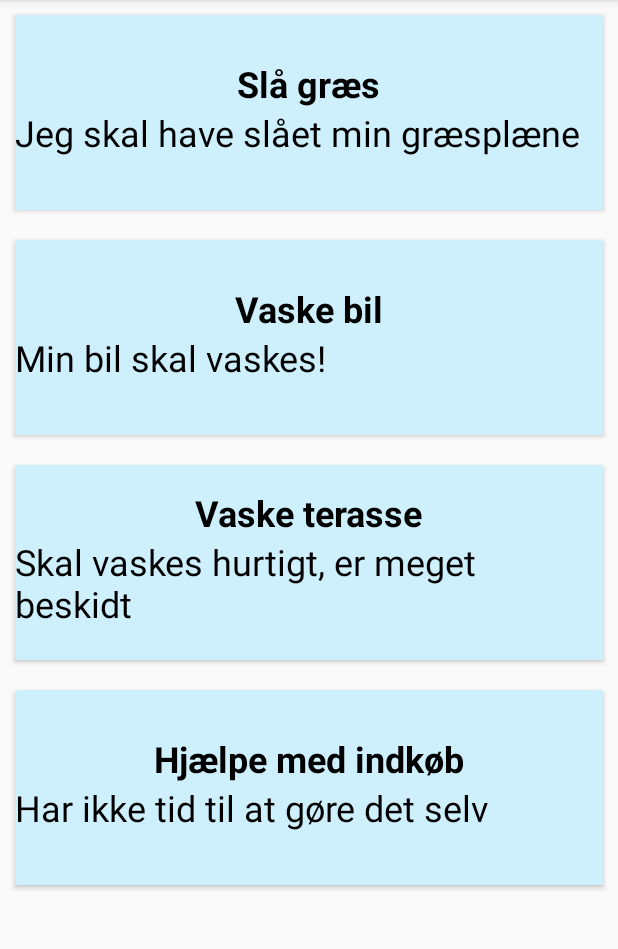
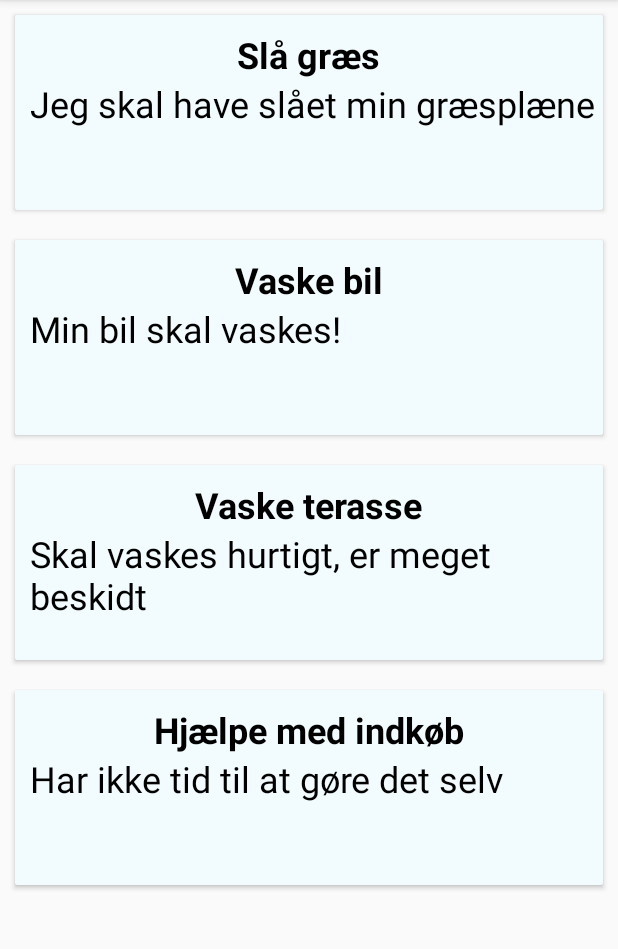
Before and after one commit to dev-helixx/EasyTask, an Android app: the MainActivity screen opened directly, with no data from a screen before it, on a phone screen of 412 x 824 dp, the part 84-1033 px from its top. Run offline under Robolectric (Android 15) with nearby library versions, the phone set to English and light mode, and no system bars.

Commit message:
color change + card changes

```diff
--- a/app/src/main/res/layout/activity_login.xml
+++ b/app/src/main/res/layout/activity_login.xml
@@ -63,7 +63,7 @@
                 android:layout_height="wrap_content"
                 android:layout_gravity="center"
                 android:layout_marginTop="20dp"
-                android:background="@color/blåFarve3"
+                android:background="@color/blåFarve5"
                 android:text="Log ind" />
 
             <Button
--- a/app/src/main/res/layout/cardview_item_layout.xml
+++ b/app/src/main/res/layout/cardview_item_layout.xml
@@ -12,21 +12,21 @@
         <LinearLayout
             android:layout_width="match_parent"
             android:layout_height="130dp"
-            android:background="@color/blåFarve8"
+            android:background="@color/blåFarve10"
             android:orientation="vertical"/>
 
 
         <LinearLayout
             android:layout_width="match_parent"
-            android:layout_height="wrap_content"
-            android:layout_gravity="center_horizontal|center"
+            android:layout_height="match_parent"
+            android:layout_gravity="center"
             android:orientation="vertical">
 
             <TextView
                 android:id="@+id/card_subject"
                 android:layout_width="wrap_content"
                 android:layout_height="wrap_content"
-                android:layout_gravity="center_horizontal"
+                android:layout_gravity="center"
                 android:layout_marginTop="10dp"
                 android:text="Emne"
                 android:textSize="24sp"
@@ -36,9 +36,8 @@
                 android:id="@+id/card_description"
                 android:layout_width="wrap_content"
                 android:layout_height="wrap_content"
-                android:layout_marginBottom="15dp"
-                android:layout_marginRight="10dp"
-                android:text="Beskrivelse "
+                android:layout_marginLeft="10dp"
+                android:text="Beskrivelse"
                 android:textSize="24sp" />
 
         </LinearLayout>
```
